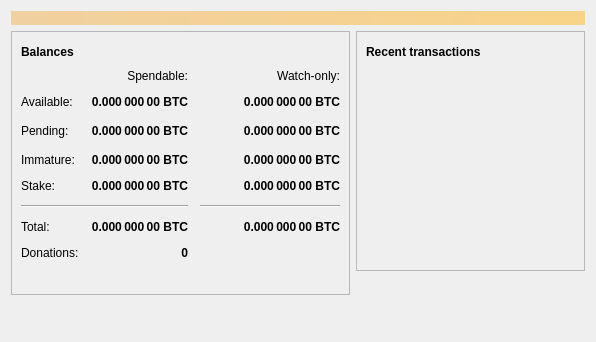
Old version of the form src/qt/forms/overviewpage.ui in the repository CoinBlack/blackcoin-more.
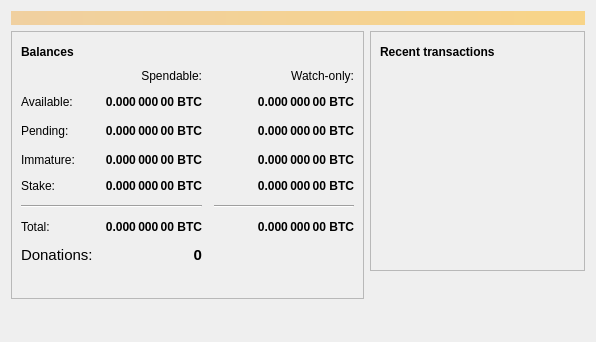
New version of the form. Icons and pictures are not drawn.

Commit message: Use smaller font for donations info in GUI

```diff
--- a/src/qt/forms/overviewpage.ui
+++ b/src/qt/forms/overviewpage.ui
@@ -319,6 +319,11 @@
             </item>
             <item row="7" column="0">
             <widget class="QLabel" name="labelDonationsText">
+              <property name="font">
+               <font>
+                <pointsize>11</pointsize>
+               </font>
+              </property>
               <property name="text">
               <string>Donations:</string>
               </property>
@@ -328,6 +333,7 @@
             <widget class="QLabel" name="labelDonations">
               <property name="font">
               <font>
+                <pointsize>11</pointsize>
                 <weight>75</weight>
                 <bold>true</bold>
               </font>
```
Lines whose indentation alone changed are shown as unchanged.
